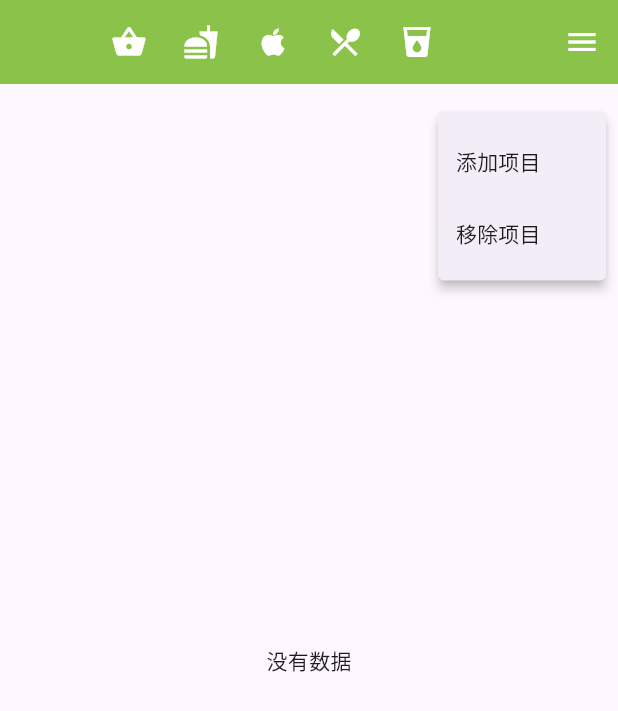
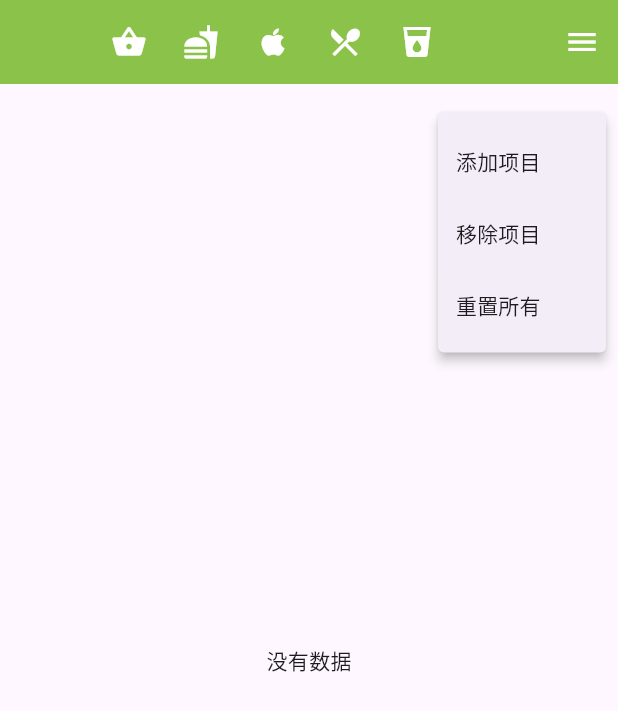
Before and after one commit to Yvees/memo, a Flutter app: the screen it shows after launch, after a tap on the "menu" icon, on a phone screen of 412 x 824 dp. Shown: the top 711 px of the screen. Run offline on Flutter 3.47's test engine with Material 3 defaults, Android fonts, the phone set to English and light mode, and no system bars; our stand-ins replace sqflite_common_ffi; accounts and stored records are empty.

Commit message:
Update home.dart

```diff
--- a/src/lib/pages/home.dart
+++ b/src/lib/pages/home.dart
@@ -50,6 +50,13 @@ class HomePageState extends State<HomePage> {
                       Navigator.pushNamed(context, '/remove');
                     },
                   ),
+                  PopupMenuItem(
+                    value: 'reset',
+                    child: const Text('重置所有'),
+                    onTap: () {
+                      Navigator.pushNamed(context, '/reset');
+                    },
+                  ),
                 ],
               );
             },
```
